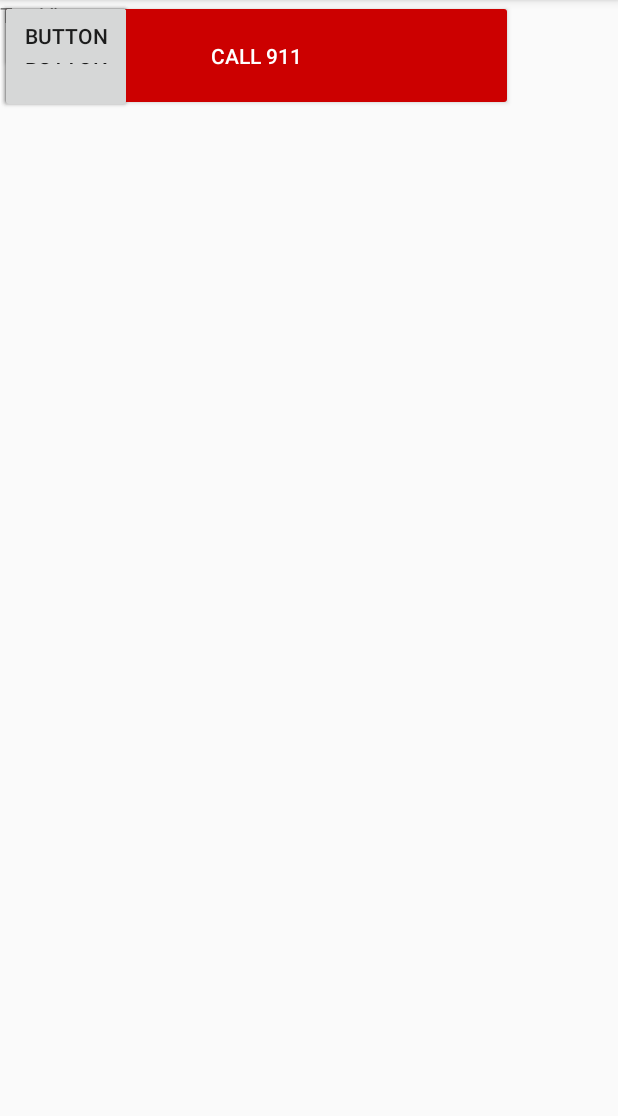
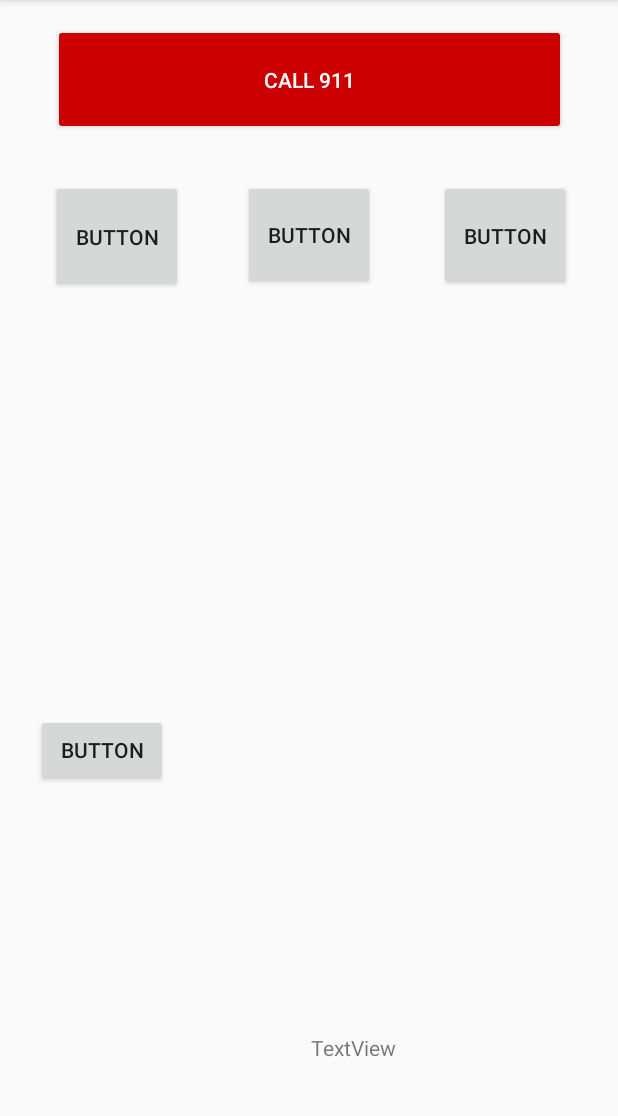
Before and after one commit to nwang19/Save-your, an Android app: the screen it shows after launch (MainActivity), on a phone screen of 412 x 824 dp, the part 84-1200 px from its top. Run offline under Robolectric (Android 15) with nearby library versions, the phone set to English and light mode, and no system bars.

Commit message:
buttons happy AND kinda work

```diff
--- a/app/build.gradle
+++ b/app/build.gradle
@@ -18,6 +18,12 @@ android {
     }
 }
 
+repositories {
+    maven {
+        url 'https://maven.google.com'
+    }
+}
+
 dependencies {
     implementation fileTree(dir: 'libs', include: ['*.jar'])
     implementation 'com.android.support:appcompat-v7:26.1.0'
@@ -25,4 +31,5 @@ dependencies {
     testImplementation 'junit:junit:4.12'
     androidTestImplementation 'com.android.support.test:runner:1.0.1'
     androidTestImplementation 'com.android.support.test.espresso:espresso-core:3.0.1'
+    compile 'com.android.support.constraint:constraint-layout:1.0.2'
 }
--- a/app/src/main/AndroidManifest.xml
+++ b/app/src/main/AndroidManifest.xml
@@ -16,6 +16,7 @@
                 <category android:name="android.intent.category.LAUNCHER" />
             </intent-filter>
         </activity>
+        <activity android:name=".HeartAttackInstructions"></activity>
     </application>
 
 </manifest>
--- /dev/null
+++ b/app/src/main/java/com/example/nicole/testapp/HeartAttackInstructions.java
@@ -0,0 +1,15 @@
+package com.example.nicole.testapp;
+
+import android.support.v7.app.AppCompatActivity;
+import android.os.Bundle;
+
+public class HeartAttackInstructions extends AppCompatActivity {
+//but it's actually symptoms
+
+    @Override
+    protected void onCreate(Bundle savedInstanceState) {
+        super.onCreate(savedInstanceState);
+        setContentView(R.layout.activity_heart_attack_instructions);
+    }
+
+}
--- a/app/src/main/java/com/example/nicole/testapp/MainActivity.java
+++ b/app/src/main/java/com/example/nicole/testapp/MainActivity.java
@@ -4,17 +4,31 @@ import android.support.v7.app.AppCompatActivity;
 import android.os.Bundle;
 //import android.app.*;
 import android.view.*;
+import android.widget.*;
+import android.graphics.Color;
 
 public class MainActivity extends AppCompatActivity {
 
+    Button myButton;
     @Override
     protected void onCreate(Bundle savedInstanceState) {
         super.onCreate(savedInstanceState);
         setContentView(R.layout.activity_main);
+
+        myButton = (Button)findViewById(R.id.call911);
+        myButton.setOnClickListener(new View.OnClickListener() {
+            public void onClick(View v) {
+                findViewById(R.id.textView).setBackgroundColor(Color.CYAN);
+            }
+        });
     }
 
-    public void buttonOnClick(View v)
+    public void sendMessage(View view){
+        System.out.println("button clicked");
+    }
+
+    /*public void buttonOnClick(View v)
     {
 
-    }
+    }*/
 }
--- /dev/null
+++ b/app/src/main/res/layout/activity_heart_attack_instructions.xml
@@ -0,0 +1,9 @@
+<?xml version="1.0" encoding="utf-8"?>
+<android.support.constraint.ConstraintLayout xmlns:android="http://schemas.android.com/apk/res/android"
+    xmlns:app="http://schemas.android.com/apk/res-auto"
+    xmlns:tools="http://schemas.android.com/tools"
+    android:layout_width="match_parent"
+    android:layout_height="match_parent"
+    tools:context="com.example.nicole.testapp.HeartAttackInstructions">
+
+</android.support.constraint.ConstraintLayout>
--- a/app/src/main/res/layout/activity_main.xml
+++ b/app/src/main/res/layout/activity_main.xml
@@ -7,53 +7,76 @@
     tools:context="com.example.nicole.testapp.MainActivity">
 
     <Button
-        android:id="@+id/button"
-        android:layout_width="342dp"
-        android:layout_height="74dp"
-        android:backgroundTint="@android:color/holo_red_dark"
-        android:text="CALL 911"
-        android:textColor="@android:color/background_light"
-        tools:layout_editor_absoluteX="26dp"
-        tools:layout_editor_absoluteY="16dp" />
-
-    <Button
         android:id="@+id/button2"
         android:layout_width="wrap_content"
         android:layout_height="75dp"
+        android:layout_marginEnd="8dp"
+        android:layout_marginStart="8dp"
+        android:layout_marginTop="120dp"
         android:text="Button"
-        tools:layout_editor_absoluteX="26dp"
-        tools:layout_editor_absoluteY="120dp" />
+        app:layout_constraintEnd_toEndOf="parent"
+        app:layout_constraintHorizontal_bias="0.085"
+        app:layout_constraintStart_toStartOf="parent"
+        app:layout_constraintTop_toTopOf="parent" />
 
     <Button
         android:id="@+id/button3"
         android:layout_width="wrap_content"
         android:layout_height="73dp"
+        android:layout_marginEnd="8dp"
+        android:layout_marginStart="8dp"
+        android:layout_marginTop="120dp"
         android:text="Button"
-        tools:layout_editor_absoluteX="148dp"
-        tools:layout_editor_absoluteY="122dp" />
+        app:layout_constraintEnd_toEndOf="parent"
+        app:layout_constraintStart_toStartOf="parent"
+        app:layout_constraintTop_toTopOf="parent" />
 
     <Button
         android:id="@+id/button4"
         android:layout_width="wrap_content"
         android:layout_height="74dp"
+        android:layout_marginEnd="8dp"
+        android:layout_marginStart="8dp"
+        android:layout_marginTop="120dp"
         android:text="Button"
-        tools:layout_editor_absoluteX="269dp"
-        tools:layout_editor_absoluteY="122dp" />
-
-    <Button
-        android:id="@+id/button5"
-        android:layout_width="wrap_content"
-        android:layout_height="wrap_content"
-        android:text="Button"
-        tools:layout_editor_absoluteX="0dp"
-        tools:layout_editor_absoluteY="578dp" />
+        app:layout_constraintEnd_toEndOf="parent"
+        app:layout_constraintHorizontal_bias="0.925"
+        app:layout_constraintStart_toStartOf="parent"
+        app:layout_constraintTop_toTopOf="parent" />
 
     <TextView
         android:id="@+id/textView"
         android:layout_width="wrap_content"
         android:layout_height="wrap_content"
+        android:layout_marginBottom="60dp"
+        android:layout_marginEnd="148dp"
         android:text="TextView"
-        tools:layout_editor_absoluteX="130dp"
-        tools:layout_editor_absoluteY="294dp" />
+        app:layout_constraintBottom_toBottomOf="parent"
+        app:layout_constraintEnd_toEndOf="parent" />
+
+    <Button
+        android:id="@+id/button9"
+        android:layout_width="wrap_content"
+        android:layout_height="wrap_content"
+        android:layout_marginBottom="244dp"
+        android:layout_marginStart="24dp"
+        android:text="Button"
+        app:layout_constraintBottom_toBottomOf="parent"
+        app:layout_constraintStart_toStartOf="parent" />
+
+    <Button
+        android:id="@+id/call911"
+        android:layout_width="342dp"
+        android:layout_height="74dp"
+        android:layout_marginEnd="8dp"
+        android:layout_marginStart="8dp"
+        android:layout_marginTop="16dp"
+        android:backgroundTint="@android:color/holo_red_dark"
+        android:onClick="sendMessage"
+        android:text="CALL 911"
+        android:textColor="@android:color/background_light"
+        app:layout_constraintEnd_toEndOf="parent"
+        app:layout_constraintStart_toStartOf="parent"
+        app:layout_constraintTop_toTopOf="parent" />
 
 </android.support.constraint.ConstraintLayout>
```
